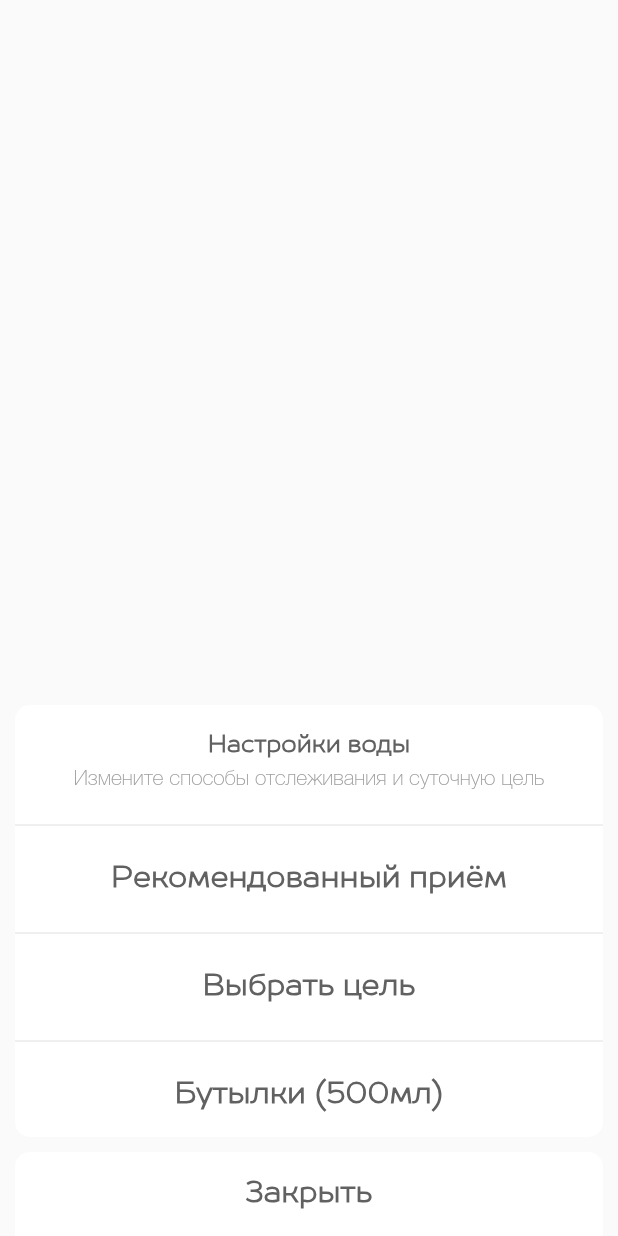
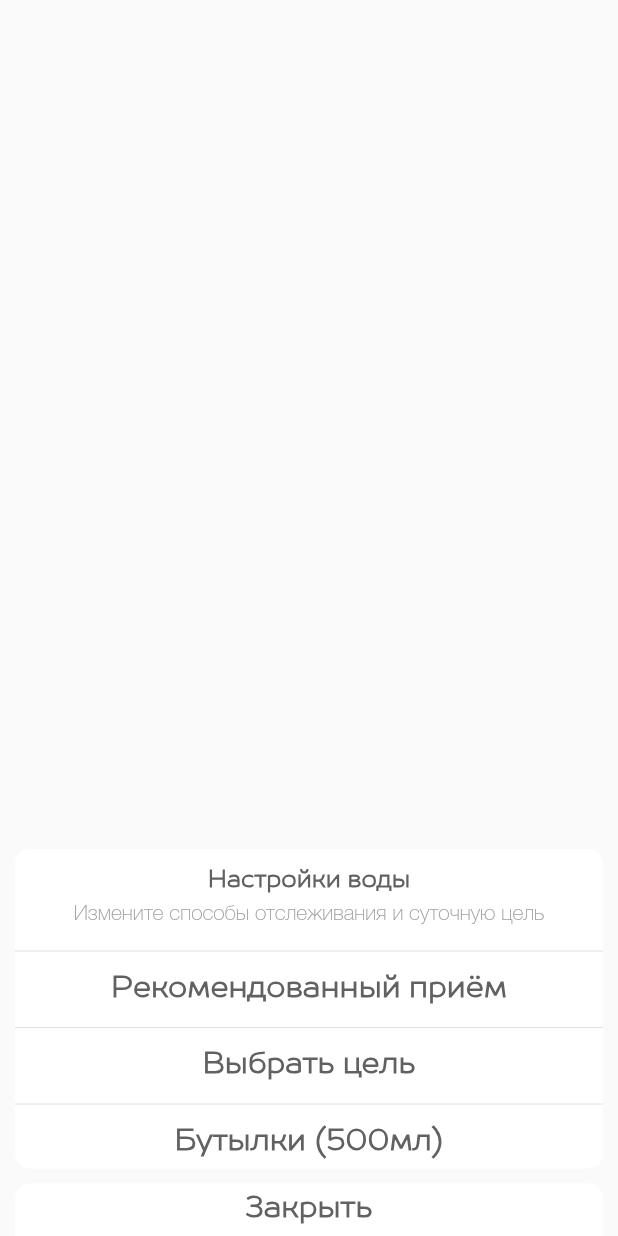
Before and after one commit to Alex-A4/InMyFit, a Flutter app: the WaterSettings widget shown alone on an empty page, opened directly, on a phone screen of 412 x 824 dp. Run offline on Flutter 3.47's test engine with Material 2 defaults, Android fonts, the phone set to English and light mode, and no system bars; our stand-ins replace bloc, equatable, expandable, flutter_bloc, flutter_redux, flutter_slidable and 5 more; accounts and stored records are empty; statements that could not run were skipped.

Commit message:
Adaptive UI layout to small-screen devices

```diff
--- a/lib/src/custom_bottom_bar.dart
+++ b/lib/src/custom_bottom_bar.dart
@@ -63,8 +63,7 @@ class _MyFitAppBarState extends State<MyFitAppBar> {
         ? widget.activeIconColor
         : widget.inactiveIconColor;
 
-    return Expanded(
-      child: SizedBox(
+    return SizedBox(
       height: widget.height,
       child: Material(
         type: MaterialType.transparency,
@@ -88,7 +87,6 @@ class _MyFitAppBarState extends State<MyFitAppBar> {
           ),
         ),
       ),
-      ),
     );
   }
 }
--- a/lib/src/ui/activity/water_settings.dart
+++ b/lib/src/ui/activity/water_settings.dart
@@ -77,11 +77,17 @@ class _WaterSettingsState extends State<WaterSettings> {
 
   /// Widget for displaying items of route
   Widget getSettingsItem(Function onTap, String text) {
-    return ListTile(
-      title: Text(
-        text,
-        style: textStyle,
-        textAlign: TextAlign.center,
+    return InkWell(
+      child: Container(
+        height: 35.0,
+        width: double.infinity,
+        child: Center(
+          child: Text(
+            text,
+            style: textStyle,
+            textAlign: TextAlign.center,
+          ),
+        ),
       ),
       onTap: onTap,
     );
@@ -108,7 +114,7 @@ class _WaterSettingsState extends State<WaterSettings> {
                 crossAxisAlignment: CrossAxisAlignment.center,
                 children: <Widget>[
                   Container(
-                    margin: const EdgeInsets.symmetric(vertical: 16.0),
+                    margin: const EdgeInsets.symmetric(vertical: 10.0),
                     child: Column(
                       crossAxisAlignment: CrossAxisAlignment.center,
                       children: <Widget>[
```
Also changed, not shown: lib/src/ui/activity/tablets_settings.dart (+4 -4 lines). Lines whose indentation alone changed are shown as unchanged.
